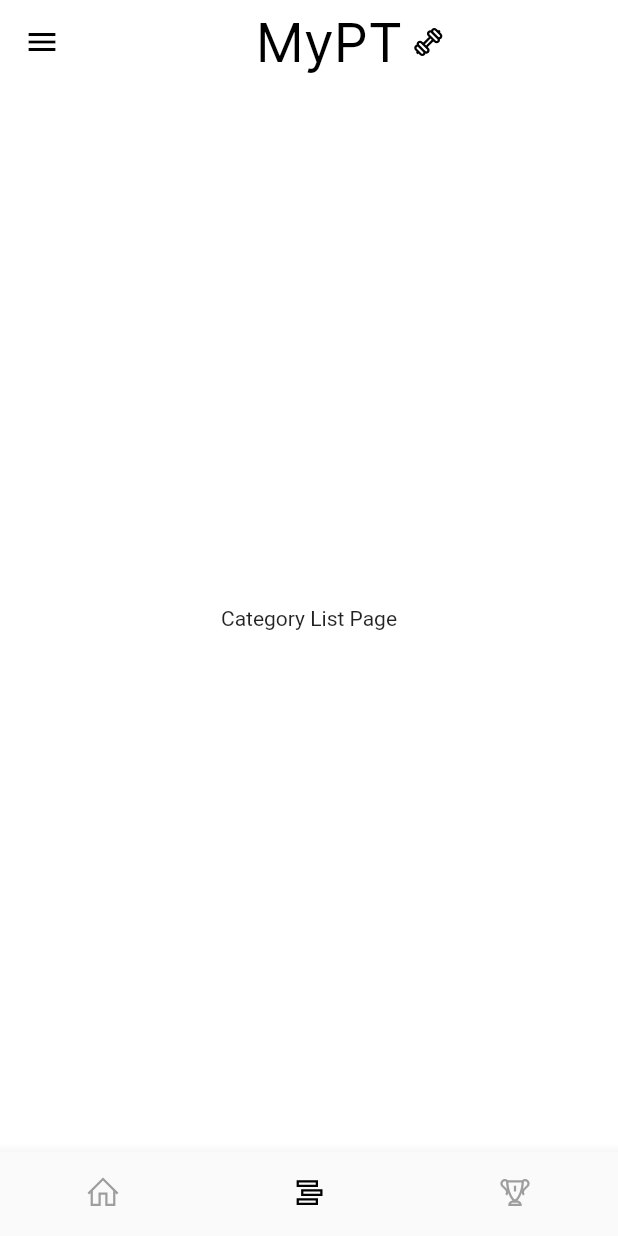
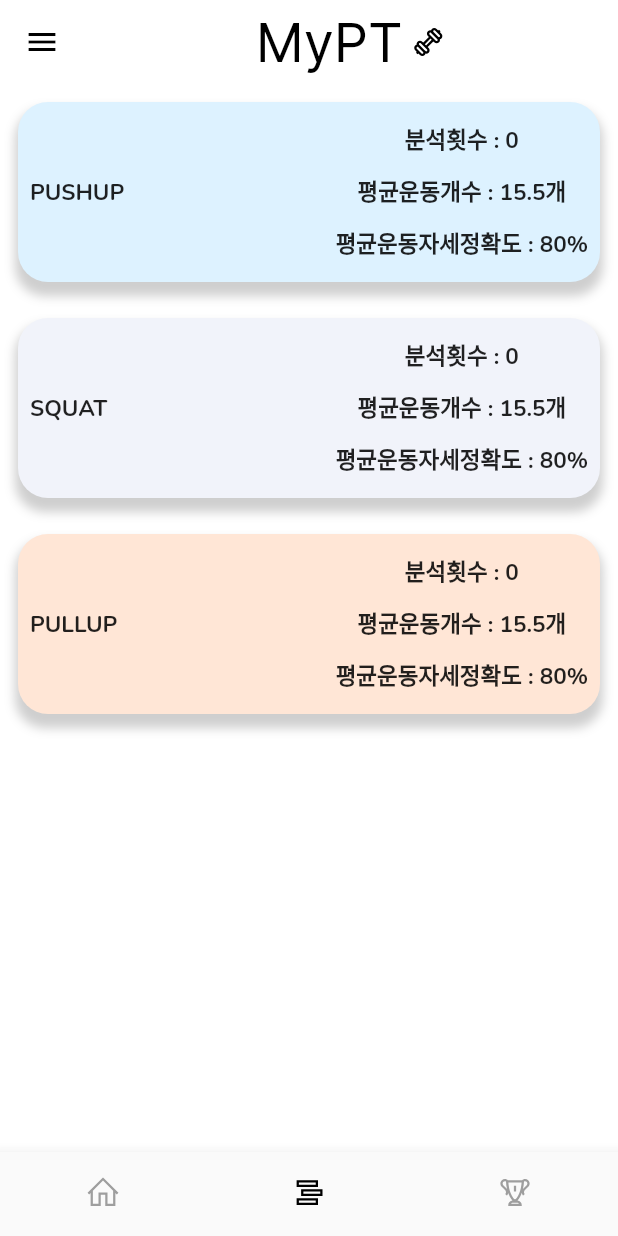
Before and after one commit to MuSeongPark/AI_APP_MyPT_StrongFriends, a Flutter app: the HomePage screen opened directly, item 2 of the bottom bar chosen, on a phone screen of 412 x 824 dp. Run offline on Flutter 3.47's test engine with Material 2 defaults, Android fonts, the phone set to English and light mode, and no system bars; our stand-ins replace camera, flutter_signin_button, get, image_picker, line_awesome_flutter; missing offline and left inert: dart:html, google_ml_kit.

Commit message:
add category_list_page

```diff
--- /dev/null
+++ b/mypt/lib/components/record_grid.dart
@@ -0,0 +1,61 @@
+import 'package:flutter/material.dart';
+import 'package:get/get.dart';
+
+class RecordGrid extends StatelessWidget {
+  final String? muscle;
+  final Color? backgroundColor;
+  final nextPage;
+  final textStyle = const TextStyle(
+      fontFamily: 'Nunito', fontWeight: FontWeight.bold, fontSize: 15);
+
+  // ignore: use_key_in_widget_constructors
+  const RecordGrid({
+    @required this.muscle,
+    @required this.backgroundColor,
+    @required this.nextPage,
+  });
+
+  @override
+  Widget build(BuildContext context) {
+    return InkWell(
+      onTap: () {
+        Get.to(nextPage);
+      },
+      child: Container(
+        padding: const EdgeInsets.all(8),
+        height: 120,
+        width: double.infinity,
+        child: Row(
+          children: [_buildWorkoutName(), const Spacer(), _buildRecord()],
+        ),
+        decoration: BoxDecoration(
+          borderRadius: BorderRadius.circular(20),
+          color: backgroundColor,
+          boxShadow: [
+            BoxShadow(
+                color: Colors.grey.withOpacity(0.5),
+                spreadRadius: 2,
+                blurRadius: 5,
+                offset: const Offset(0, 7.0) // changes position of shadow
+                ),
+          ],
+        ),
+      ),
+    );
+  }
+
+  Widget _buildWorkoutName() {
+    return Text('$muscle'.toUpperCase(), style: textStyle);
+  }
+
+  Widget _buildRecord() {
+    return Column(
+      children: [
+        Text('분석횟수 : 0', style: textStyle),
+        Text('평균운동개수 : 15.5개', style: textStyle),
+        Text('평균운동자세정확도 : 80%', style: textStyle)
+      ],
+      mainAxisAlignment: MainAxisAlignment.spaceAround,
+    );
+  }
+}
--- a/mypt/lib/screens/category_list_page.dart
+++ b/mypt/lib/screens/category_list_page.dart
@@ -1,10 +1,31 @@
 import 'package:flutter/material.dart';
+import 'package:mypt/models/workout_analysis.dart';
+import 'package:mypt/screens/main_page.dart';
+import 'package:mypt/components/record_grid.dart';
+import 'package:mypt/screens/workout_description_page.dart';
 
 class CategoryListPage extends StatelessWidget {
+  const CategoryListPage({Key? key}) : super(key: key);
+
   @override
   Widget build(BuildContext context) {
-    return const Scaffold(
-      body: Center(child: Text('Category List Page')),
+    return _buildRecordList();
+  }
+
+  Widget _buildRecordList() {
+    return ListView(
+      scrollDirection: Axis.vertical,
+      children: List.generate(
+        3,
+        (index) => Container(
+          margin: const EdgeInsets.all(12),
+          child: RecordGrid(
+            muscle: muscleList.keys.toList()[index],
+            backgroundColor: colorList[index % colorList.length],
+            nextPage: workoutDescriptionPage(workoutName: 'pushup'),
+          ),
+        ),
+      ),
     );
   }
 }
--- a/mypt/lib/screens/main_page.dart
+++ b/mypt/lib/screens/main_page.dart
@@ -6,19 +6,25 @@ import 'package:mypt/screens/workout_description_page.dart';
 import 'package:mypt/theme.dart';
 import 'pose_detector_view.dart';
 
-class MainPage extends StatelessWidget {
-  @override
 Map<String, dynamic> muscleList = {
-    'pushup': workoutDescriptionPage(workoutName: 'pushup',),
-    'squat': workoutDescriptionPage(workoutName: 'squat',),
-    'pullup': workoutDescriptionPage(workoutName: 'pullup',),
+  'pushup': workoutDescriptionPage(
+    workoutName: 'pushup',
+  ),
+  'squat': workoutDescriptionPage(
+    workoutName: 'squat',
+  ),
+  'pullup': workoutDescriptionPage(
+    workoutName: 'pullup',
+  ),
 };
+
 List<Color> colorList = [
   kPrimaryColor,
   kLightPurpleColor,
   kLightIvoryColor,
 ];
 
+class MainPage extends StatelessWidget {
   Widget build(BuildContext context) {
     return Padding(
       padding: const EdgeInsets.all(8),
@@ -35,7 +41,7 @@ class MainPage extends StatelessWidget {
           ),
           const SizedBox(width: 5),
           SizedBox(
-            height: 250,
+            height: 230,
             child: ListView(
               scrollDirection: Axis.horizontal,
               children: List.generate(
```
Lines whose indentation alone changed are shown as unchanged.
